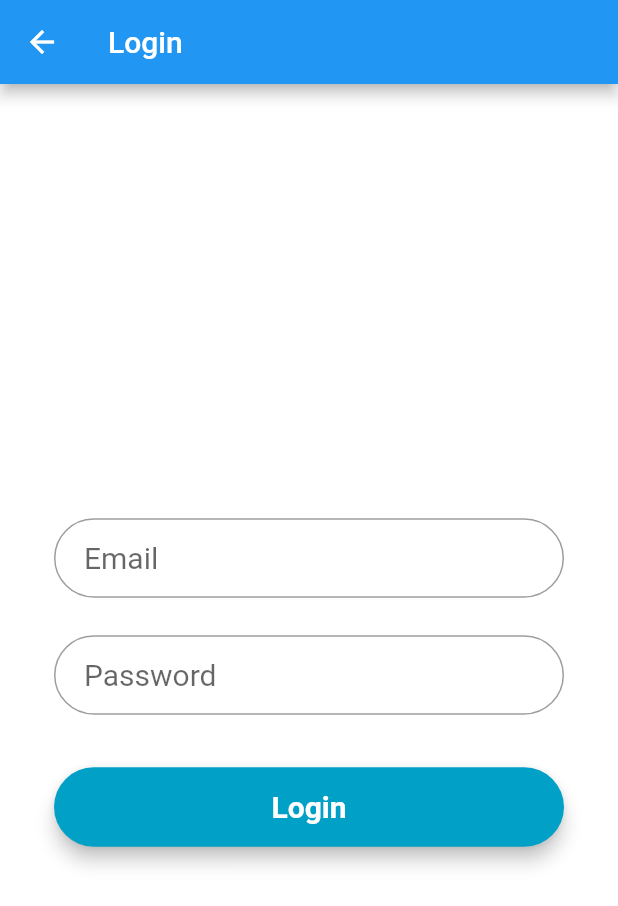
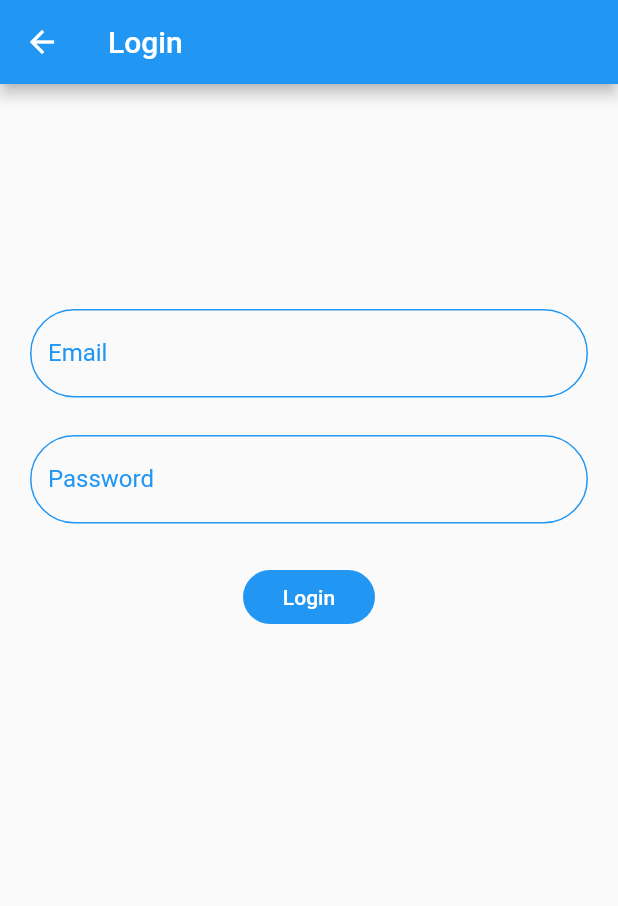
Before and after one commit to anthonyxavier64/hacknroll2021, a Flutter app: the LoginPage screen opened directly, on a phone screen of 412 x 824 dp. Shown: the top 906 px of the screen. Run offline on Flutter 3.47's test engine with Material 2 defaults, Android fonts, the phone set to English and light mode, and no system bars; our stand-ins replace cloud_firestore, firebase_auth, firebase_core, flutter_spinkit; accounts and stored records are empty; Roboto replaces fonts that are missing (Montserrat).

Commit message:
feat(login): login with email and password

```diff
--- a/lib/authentication/login.dart
+++ b/lib/authentication/login.dart
@@ -1,71 +1,79 @@
 import 'package:flutter/material.dart';
+import 'package:hacknroll2021/widgets/custom_text_field.dart';
+import 'package:hacknroll2021/services/auth.dart';
 
-class LoginPage extends StatelessWidget {
+class LoginPage extends StatefulWidget {
+  static const routeName = './loginPage';
+
+  @override
+  _LoginPageState createState() => _LoginPageState();
+}
+
+class _LoginPageState extends State<LoginPage> {
   TextStyle style = TextStyle(fontFamily: 'Montserrat', fontSize: 20.0);
+  String _email = '';
+  String _password = '';
+
+  final _formKey = GlobalKey<FormState>();
+  final AuthService _auth = AuthService();
 
   @override
   Widget build(BuildContext context) {
-    final emailField = TextField(
-      obscureText: false,
-      style: style,
-      decoration: InputDecoration(
-          contentPadding: EdgeInsets.fromLTRB(20.0, 15.0, 20.0, 15.0),
-          hintText: "Email",
-          border:
-          OutlineInputBorder(borderRadius: BorderRadius.circular(32.0))),
-    );
-    final passwordField = TextField(
-      obscureText: true,
-      style: style,
-      decoration: InputDecoration(
-          contentPadding: EdgeInsets.fromLTRB(20.0, 15.0, 20.0, 15.0),
-          hintText: "Password",
-          border:
-          OutlineInputBorder(borderRadius: BorderRadius.circular(32.0))),
-    );
-    final loginButon = Material(
-      elevation: 5.0,
-      borderRadius: BorderRadius.circular(30.0),
-      color: Color(0xff01A0C7),
-      child: MaterialButton(
-        minWidth: MediaQuery.of(context).size.width,
-        padding: EdgeInsets.fromLTRB(20.0, 15.0, 20.0, 15.0),
-        onPressed: () {},
-        child: Text("Login",
-            textAlign: TextAlign.center,
-            style: style.copyWith(
-                color: Colors.white, fontWeight: FontWeight.bold)),
-      ),
-    );
-
     return Scaffold(
       appBar: AppBar(
-        title: Text(
-          'Login',
-        ),
+        title: Text('Login'),
       ),
-
-      body: Center(
-        child: Container(
-          color: Colors.white,
-          child: Padding(
-            padding: const EdgeInsets.all(36.0),
-            child: Column(
-              crossAxisAlignment: CrossAxisAlignment.center,
-              mainAxisAlignment: MainAxisAlignment.center,
-              children: <Widget>[
-                SizedBox(height: 45.0),
-                emailField,
-                SizedBox(height: 25.0),
-                passwordField,
-                SizedBox(
-                  height: 35.0,
-                ),
-                loginButon,
-                SizedBox(
-                  height: 15.0,
-                ),
-              ],
+      body: Builder(
+        builder: (ctx) => GestureDetector(
+          onTap: () {
+            FocusScopeNode currentFocus = FocusScope.of(context);
+            if (!currentFocus.hasPrimaryFocus) {
+              currentFocus.unfocus();
+            }
+          },
+          child: SingleChildScrollView(
+            child: Form(
+              key: _formKey,
+              child: Column(
+                children: [
+                  SizedBox(height: 150),
+                  CustomTextField(
+                    rightMargin: 20,
+                    leftMargin: 20,
+                    function: (val) => setState(() {
+                      this._email = val;
+                    }),
+                    labelText: 'Email',
+                  ),
+                  SizedBox(height: 25),
+                  CustomTextField(
+                    rightMargin: 20,
+                    leftMargin: 20,
+                    function: (val) => setState(() {
+                      this._password = val;
+                    }),
+                    labelText: 'Password',
+                  ),
+                  SizedBox(height: 25),
+                  FlatButton(
+                    child: Text(
+                      'Login',
+                      style: TextStyle(color: Colors.white),
+                    ),
+                    color: Theme.of(context).primaryColor,
+                    shape: RoundedRectangleBorder(
+                      borderRadius: BorderRadius.circular(20),
+                    ),
+                    onPressed: () async {
+                      try {
+                        await _auth.signInWithEmailAndPassword(
+                            _email, _password);
+                        print('log in');
+                      } catch (e) {}
+                    },
+                  )
+                ],
+              ),
             ),
           ),
         ),
--- a/lib/main.dart
+++ b/lib/main.dart
@@ -1,9 +1,9 @@
 import 'package:firebase_core/firebase_core.dart';
 import 'package:flutter/material.dart';
 import 'package:hacknroll2021/MyHomePage.dart';
-import 'package:hacknroll2021/pages/registration_page.dart';
+import 'package:hacknroll2021/authentication/signup.dart';
 import 'package:hacknroll2021/services/auth.dart';
-import 'pages/login_page.dart';
+import 'authentication/login.dart';
 import 'package:provider/provider.dart';
 import './models/user.dart';
 import './widgets/loading.dart';
@@ -37,6 +37,7 @@ class MyApp extends StatelessWidget {
               home: MyHomePage(),
               routes: {
                 RegistrationPage.routeName: (ctx) => RegistrationPage(),
+                LoginPage.routeName: (ctx) => LoginPage(),
               },
             ),
           );
```
Also changed, not shown: lib/authentication/DummyData.dart (deleted, +0 -20 lines), lib/authentication/custom_multiline_text_field.dart (deleted, +0 -43 lines), lib/authentication/custom_text_field.dart (deleted, +0 -54 lines), lib/authentication/signup.dart (+27 -5 lines), lib/pages/login_page.dart (deleted, +0 -69 lines), lib/pages/registration_page.dart (deleted, +0 -170 lines).
